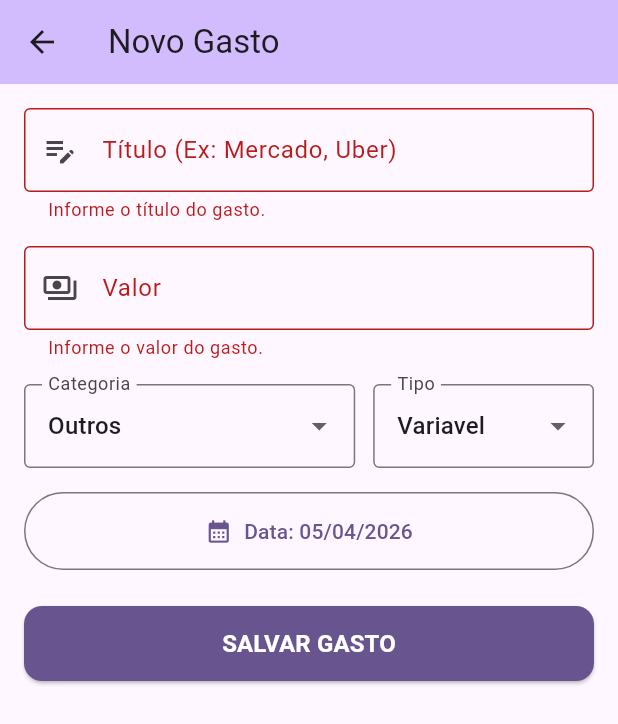
After one commit to LuanBmenez/AppContas, a Flutter app: the NovoGastoScreen screen opened directly, after a tap on "SALVAR GASTO", on a phone screen of 412 x 824 dp. The commit adds this screen. Shown: the top 724 px of the screen. Run offline on Flutter 3.47's test engine with Material 3 defaults, Android fonts, the phone set to English and light mode, and no system bars; our stand-ins replace cloud_firestore, firebase_core; accounts and stored records are empty.

Commit message:
Add NovoGasto screen, swipe delete & UI tweaks
Introduce a new NovoGastoScreen for creating expenses and wire HomeScreen to navigate to it. Implement Dismissible swipe-to-delete for gastos and recebíveis (with confirm dialog, deletion via DatabaseService and error snackbars). Revamp AReceberScreen: add financial summary card, progress indicator, improved list item layout, tap-to-toggle status and consolidated error handling. Update MeusGastosScreen list tiles to use swipe deletion and cleaner presentation (remove inline delete button). Minor form UX improvements in nova_conta_screen (textCapitalization and input actions) and remove shared_preferences plugin registration from macOS GeneratedPluginRegistrant.swift.

```diff
--- a/lib/screens/nova_conta_screen.dart
+++ b/lib/screens/nova_conta_screen.dart
@@ -93,6 +93,8 @@ class _NovoRecebivelScreenState extends State<NovoRecebivelScreen> {
             children: [
               TextFormField(
                 controller: _nomeController,
+                textCapitalization: TextCapitalization.words,
+                textInputAction: TextInputAction.next,
                 decoration: const InputDecoration(
                   labelText: 'Nome de quem deve',
                   border: OutlineInputBorder(),
@@ -109,6 +111,8 @@ class _NovoRecebivelScreenState extends State<NovoRecebivelScreen> {
 
               TextFormField(
                 controller: _descricaoController,
+                textCapitalization: TextCapitalization.sentences,
+                textInputAction: TextInputAction.next,
                 decoration: const InputDecoration(
                   labelText: 'Descricao (Ex: Internet de Abril)',
                   border: OutlineInputBorder(),
@@ -125,6 +129,7 @@ class _NovoRecebivelScreenState extends State<NovoRecebivelScreen> {
 
               TextFormField(
                 controller: _valorController,
+                textInputAction: TextInputAction.done,
                 keyboardType: const TextInputType.numberWithOptions(
                   decimal: true,
                 ),
--- /dev/null
+++ b/lib/screens/novo_gasto_screen.dart
@@ -0,0 +1,269 @@
+import 'package:flutter/material.dart';
+
+import '../models/gasto_model.dart';
+import '../services/database_service.dart';
+
+class NovoGastoScreen extends StatefulWidget {
+  const NovoGastoScreen({super.key});
+
+  @override
+  State<NovoGastoScreen> createState() => _NovoGastoScreenState();
+}
+
+class _NovoGastoScreenState extends State<NovoGastoScreen> {
+  final GlobalKey<FormState> _formKey = GlobalKey<FormState>();
+  final TextEditingController _tituloController = TextEditingController();
+  final TextEditingController _valorController = TextEditingController();
+
+  CategoriaGasto _categoriaSelecionada = CategoriaGasto.outros;
+  TipoGasto _tipoSelecionado = TipoGasto.variavel;
+  DateTime _dataSelecionada = DateTime.now();
+  bool _salvando = false;
+
+  @override
+  void dispose() {
+    _tituloController.dispose();
+    _valorController.dispose();
+    super.dispose();
+  }
+
+  String _normalizarMensagemErro(Object error) {
+    final String texto = error.toString();
+    final String lower = texto.toLowerCase();
+
+    if (lower.contains('firestore.googleapis.com') ||
+        lower.contains('permission_denied')) {
+      return 'Cloud Firestore desativado ou sem permissão no projeto.\n'
+          'Ative o Firestore no Firebase Console e tente novamente.';
+    }
+
+    return 'Erro ao salvar gasto: $texto';
+  }
+
+  String _formatarData(DateTime data) {
+    final String dia = data.day.toString().padLeft(2, '0');
+    final String mes = data.month.toString().padLeft(2, '0');
+    return '$dia/$mes/${data.year}';
+  }
+
+  Future<void> _selecionarData() async {
+    final DateTime? novaData = await showDatePicker(
+      context: context,
+      initialDate: _dataSelecionada,
+      firstDate: DateTime(2020),
+      lastDate: DateTime(2100),
+      helpText: 'Escolha a data do gasto',
+    );
+
+    if (novaData != null) {
+      setState(() => _dataSelecionada = novaData);
+    }
+  }
+
+  Future<void> _salvarGasto() async {
+    if (!_formKey.currentState!.validate()) {
+      return;
+    }
+
+    setState(() => _salvando = true);
+
+    try {
+      final String valorTexto = _valorController.text.replaceAll(',', '.');
+      final double valor = double.parse(valorTexto);
+
+      final Gasto novoGasto = Gasto(
+        id: '',
+        titulo: _tituloController.text.trim(),
+        valor: valor,
+        data: _dataSelecionada,
+        categoria: _categoriaSelecionada,
+        tipo: _tipoSelecionado,
+      );
+
+      await DatabaseService().adicionarGasto(novoGasto);
+
+      if (mounted) {
+        Navigator.pop(context);
+        ScaffoldMessenger.of(context).showSnackBar(
+          const SnackBar(
+            content: Text('Gasto salvo com sucesso!'),
+            backgroundColor: Colors.green,
+          ),
+        );
+      }
+    } catch (e) {
+      if (mounted) {
+        ScaffoldMessenger.of(context).showSnackBar(
+          SnackBar(
+            content: Text(_normalizarMensagemErro(e)),
+            backgroundColor: Colors.red,
+          ),
+        );
+      }
+    } finally {
+      if (mounted) {
+        setState(() => _salvando = false);
+      }
+    }
+  }
+
+  @override
+  Widget build(BuildContext context) {
+    return Scaffold(
+      appBar: AppBar(
+        title: const Text('Novo Gasto'),
+        backgroundColor: Theme.of(context).colorScheme.inversePrimary,
+      ),
+      body: Padding(
+        padding: const EdgeInsets.all(16),
+        child: Form(
+          key: _formKey,
+          child: ListView(
+            children: [
+              TextFormField(
+                controller: _tituloController,
+                textCapitalization: TextCapitalization.sentences,
+                textInputAction: TextInputAction.next,
+                decoration: const InputDecoration(
+                  labelText: 'Título (Ex: Mercado, Uber)',
+                  border: OutlineInputBorder(),
+                  prefixIcon: Icon(Icons.edit_note),
+                ),
+                validator: (value) {
+                  if (value == null || value.trim().isEmpty) {
+                    return 'Informe o título do gasto.';
+                  }
+                  return null;
+                },
+              ),
+              const SizedBox(height: 16),
+
+              TextFormField(
+                controller: _valorController,
+                textInputAction: TextInputAction.done,
+                keyboardType: const TextInputType.numberWithOptions(
+                  decimal: true,
+                ),
+                decoration: const InputDecoration(
+                  labelText: 'Valor',
+                  border: OutlineInputBorder(),
+                  prefixText: 'R\$ ',
+                  prefixIcon: Icon(Icons.payments_outlined),
+                ),
+                validator: (value) {
+                  if (value == null || value.trim().isEmpty) {
+                    return 'Informe o valor do gasto.';
+                  }
+
+                  final String normalizado = value.replaceAll(',', '.');
+                  final double? valor = double.tryParse(normalizado);
+                  if (valor == null || valor <= 0) {
+                    return 'Informe um valor numérico maior que zero.';
+                  }
+
+                  return null;
+                },
+              ),
+              const SizedBox(height: 16),
+
+              Row(
+                children: [
+                  Expanded(
+                    flex: 3,
+                    child: DropdownButtonFormField<CategoriaGasto>(
+                      value: _categoriaSelecionada,
+                      isExpanded: true,
+                      decoration: const InputDecoration(
+                        labelText: 'Categoria',
+                        border: OutlineInputBorder(),
+                      ),
+                      items: CategoriaGasto.values
+                          .map(
+                            (categoria) => DropdownMenuItem<CategoriaGasto>(
+                              value: categoria,
+                              child: Text(categoria.label),
+                            ),
+                          )
+                          .toList(),
+                      onChanged: (value) {
+                        if (value != null) {
+                          setState(() => _categoriaSelecionada = value);
+                        }
+                      },
+                    ),
+                  ),
+                  const SizedBox(width: 12),
+                  Expanded(
+                    flex: 2,
+                    child: DropdownButtonFormField<TipoGasto>(
+                      value: _tipoSelecionado,
+                      decoration: const InputDecoration(
+                        labelText: 'Tipo',
+                        border: OutlineInputBorder(),
+                      ),
+                      items: TipoGasto.values
+                          .map(
+                            (tipo) => DropdownMenuItem<TipoGasto>(
+                              value: tipo,
+                              child: Text(tipo.label),
+                            ),
+                          )
+                          .toList(),
+                      onChanged: (value) {
+                        if (value != null) {
+                          setState(() => _tipoSelecionado = value);
+                        }
+                      },
+                    ),
+                  ),
+                ],
+              ),
+              const SizedBox(height: 16),
+
+              OutlinedButton.icon(
+                onPressed: _selecionarData,
+                icon: const Icon(Icons.calendar_month),
+                label: Text('Data: ${_formatarData(_dataSelecionada)}'),
+                style: OutlinedButton.styleFrom(
+                  padding: const EdgeInsets.symmetric(vertical: 16),
+                  alignment: Alignment.center,
+                ),
+              ),
+              const SizedBox(height: 24),
+
+              SizedBox(
+                height: 50,
+                child: ElevatedButton(
+                  onPressed: _salvando ? null : _salvarGasto,
+                  style: ElevatedButton.styleFrom(
+                    backgroundColor: Theme.of(context).colorScheme.primary,
+                    foregroundColor: Colors.white,
+                    shape: RoundedRectangleBorder(
+                      borderRadius: BorderRadius.circular(12),
+                    ),
+                  ),
+                  child: _salvando
+                      ? const SizedBox(
+                          height: 24,
+                          width: 24,
+                          child: CircularProgressIndicator(
+                            color: Colors.white,
+                            strokeWidth: 2,
+                          ),
+                        )
+                      : const Text(
+                          'SALVAR GASTO',
+                          style: TextStyle(
+                            fontSize: 16,
+                            fontWeight: FontWeight.bold,
+                          ),
+                        ),
+                ),
+              ),
+            ],
+          ),
+        ),
+      ),
+    );
+  }
+}
```
Also changed, not shown: lib/screens/home_screen.dart (+118 -100 lines), lib/screens/meus_gastos_screen.dart (+52 -34 lines), 1 other file.
